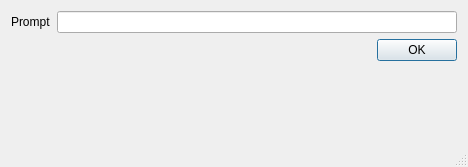
Before: the Qt Designer form src/qt-widgets/PythonReadlineDialogUi.ui in GPlates/GPlates, drawn with Qt 5.
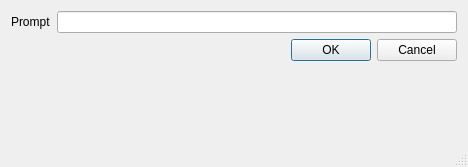
After: the same form once the commit is applied.

Commit message: Let the user out of the Python console's readline dialog

The edit to the form file:
```diff
--- a/src/qt-widgets/PythonReadlineDialogUi.ui
+++ b/src/qt-widgets/PythonReadlineDialogUi.ui
@@ -40,7 +40,7 @@
    <item>
     <widget class="QDialogButtonBox" name="main_buttonbox">
      <property name="standardButtons">
-      <set>QDialogButtonBox::Ok</set>
+      <set>QDialogButtonBox::Cancel|QDialogButtonBox::Ok</set>
      </property>
     </widget>
    </item>
```
Left out of the diff: 16 changed lines with no effect on the pictures. The commit also changes 4 other files.
